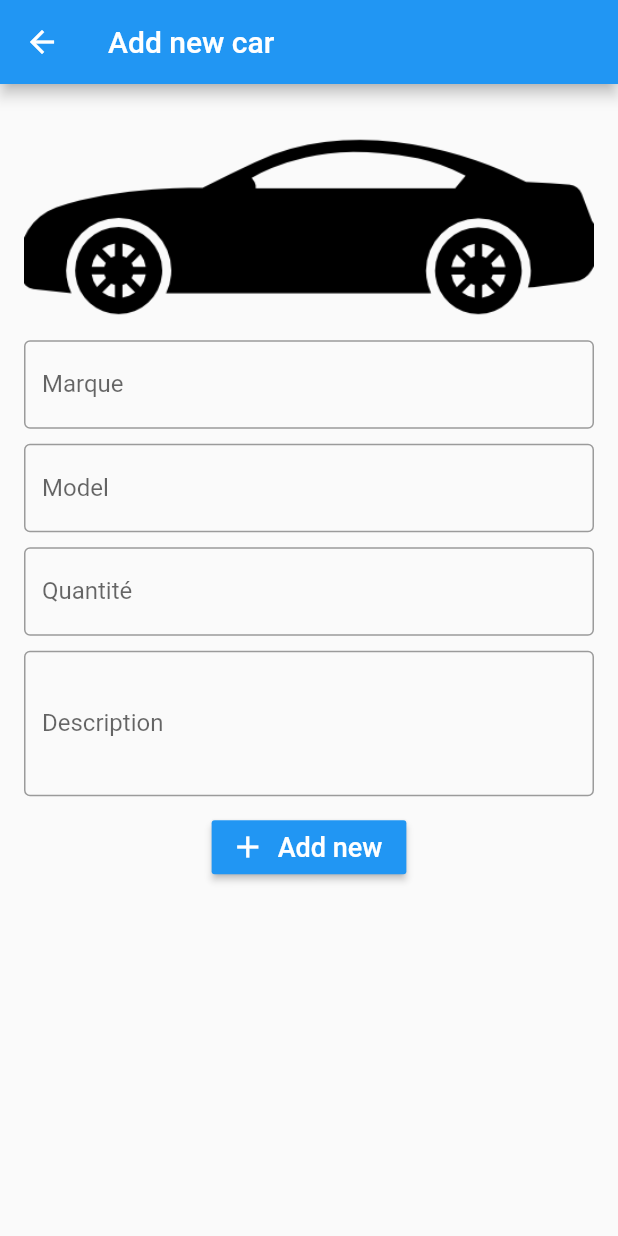
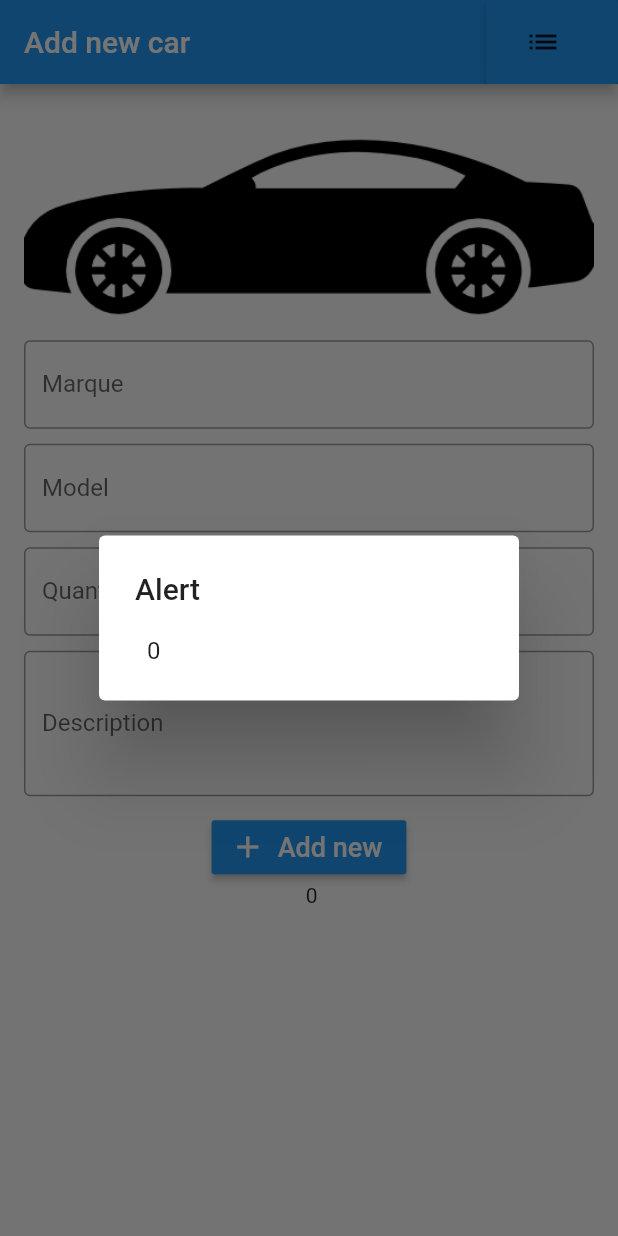
Before and after one commit to Giratin/esprit-mibile-flutter, a Flutter app: the CreateCarView screen opened directly, after a tap on "Add new", on a phone screen of 412 x 824 dp. Run offline on Flutter 3.47's test engine with Material 2 defaults, Android fonts, the phone set to English and light mode, and no system bars.

Commit message:
collecting textfield content && building List/ListView.builder

```diff
--- a/lib/add_car.dart
+++ b/lib/add_car.dart
@@ -1,11 +1,32 @@
 import 'package:flutter/material.dart';
+import 'package:workshop_flutter/list_car.dart';
 
-class CreateCarView extends StatelessWidget {
+class CreateCarView extends StatefulWidget {
+  @override
+  _CreateCarViewState createState() => _CreateCarViewState();
+}
+
+class _CreateCarViewState extends State<CreateCarView> {
+  String marque = "";
+  String model = "";
+  String description = "";
+  int quantity = 0;
+
   @override
   Widget build(BuildContext context) {
     return Scaffold(
       appBar: AppBar(
         title: Text("Add new car"),
+        actions: [
+          RaisedButton.icon(
+              color: Colors.blue,
+              onPressed: () {
+                Navigator.push(context,
+                    MaterialPageRoute(builder: (context) => CarList()));
+              },
+              icon: Icon(Icons.list),
+              label: Text(""))
+        ],
       ),
       body: Padding(
         padding: const EdgeInsets.all(16.0),
@@ -13,47 +34,70 @@ class CreateCarView extends StatelessWidget {
           children: [
             Image.asset("assets/car-shadow.png"),
             TextField(
-              onChanged: (value) {},
+                onChanged: (value) {
+                  setState(() {
+                    marque = value;
+                  });
+                },
+                decoration: InputDecoration(
+                    labelText: "Marque", border: OutlineInputBorder())),
+            SizedBox(
+              height: 10.0,
+            ),
+            TextField(
+              onChanged: (value) {
+                setState(() {
+                  model = value;
+                });
+              },
               decoration: InputDecoration(
-                  labelText: "Marque",
-                  hintText: "hint",
-                  border: OutlineInputBorder(
-                      borderSide: BorderSide(color: Colors.grey))),
+                  labelText: "Model", border: OutlineInputBorder()),
             ),
             SizedBox(
               height: 10.0,
             ),
             TextField(
+              onChanged: (value) {
+                setState(() {
+                  quantity = int.parse(value);
+                });
+              },
+              keyboardType: TextInputType.number,
               decoration: InputDecoration(
-                  labelText: "Model",
-                  border: OutlineInputBorder(
-                      borderSide: BorderSide(color: Colors.grey))),
-            ),
-            SizedBox(
-              height: 10.0,
-            ),
-            TextField(
-              decoration: InputDecoration(
-                  labelText: "Quantité",
-                  border: OutlineInputBorder(
-                      borderSide: BorderSide(color: Colors.grey))),
+                  labelText: "Quantité", border: OutlineInputBorder()),
             ),
             Container(
               margin: EdgeInsets.fromLTRB(0, 10, 0, 10),
               child: TextField(
+                onChanged: (value) {
+                  setState(() {
+                    description = value;
+                  });
+                },
                 maxLines: 3,
-                keyboardType: TextInputType.number,
                 decoration: InputDecoration(
-                    labelText: "Description",
-                    border: OutlineInputBorder(
-                        borderSide: BorderSide(color: Colors.grey))),
+                    labelText: "Description", border: OutlineInputBorder()),
               ),
             ),
             Row(
               mainAxisAlignment: MainAxisAlignment.center,
               children: [
                 RaisedButton.icon(
-                    onPressed: () {},
+                    onPressed: () {
+                      print("$marque $model $quantity $description");
+
+                      showDialog(
+                        context: context,
+                        builder: (context) {
+                          return AlertDialog(
+                            title: Text("Alert"),
+                            content:
+                                Text("$marque $model $quantity $description"),
+                          );
+                        },
+                      );
+                      //Text("$marque $model $quantity $description"))
+                    },
                     icon: Icon(
                       Icons.add,
                       color: Colors.white,
@@ -62,7 +106,8 @@ class CreateCarView extends StatelessWidget {
                     label: Text("Add new",
                         style: TextStyle(color: Colors.white, fontSize: 18.0)))
               ],
-            )
+            ),
+            Text("$marque $model $quantity $description")
           ],
         ),
       ),
```
Also changed, not shown: lib/car_list.dart (added, +111 -0 lines), lib/list_car.dart (added, +56 -0 lines), lib/main.dart (+6 -2 lines), 1 other file.
